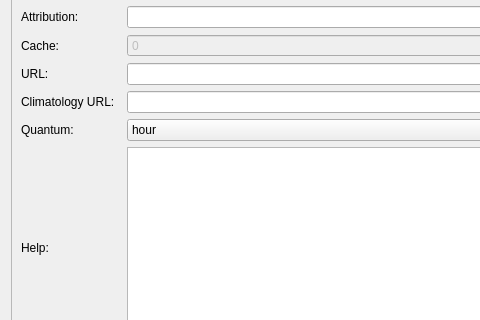
The window that Config_Tool/datasetview.ui (DFO-Ocean-Navigator/Navigator2Go) describes before a commit, drawn with Qt 5; both pictures show x 0 to 480 and y 112 to 432 of the 1280 by 720 pixel window.
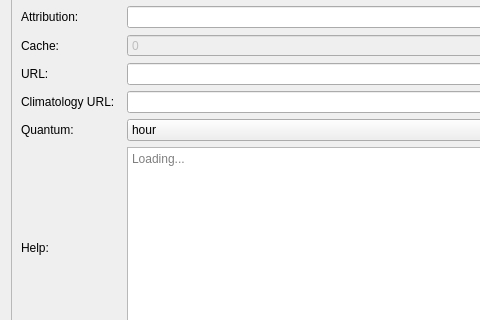
The same window after the commit. Icons and pictures are not drawn.

```diff
--- a/Config_Tool/datasetview.ui
+++ b/Config_Tool/datasetview.ui
@@ -59,7 +59,7 @@
         <property name="geometry">
          <rect>
           <x>0</x>
-          <y>-413</y>
+          <y>0</y>
           <width>1244</width>
           <height>1080</height>
          </rect>
@@ -85,6 +85,9 @@
              <property name="lineWrapMode">
               <enum>QPlainTextEdit::NoWrap</enum>
              </property>
+             <property name="placeholderText">
+              <string>Loading...</string>
+             </property>
             </widget>
            </item>
            <item row="0" column="0">
```
